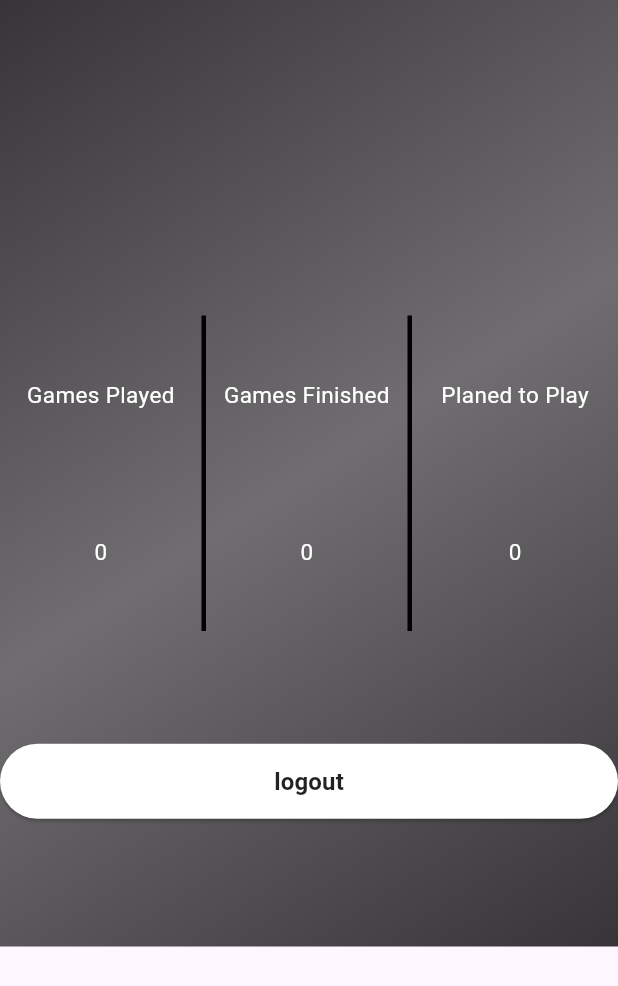
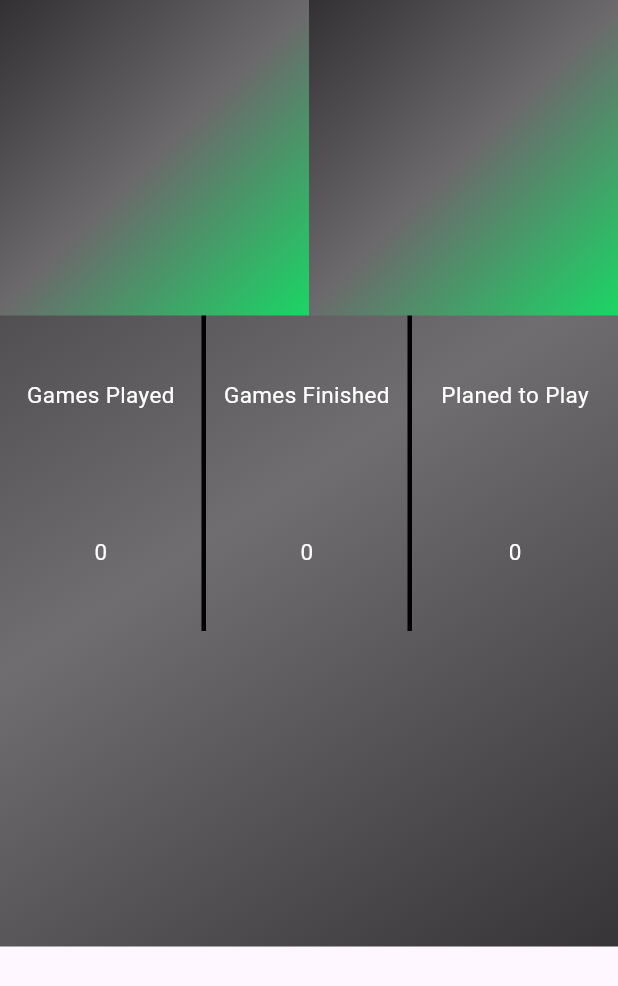
Before and after one commit to Tjarksee/GameLibMob, a Flutter app: what profilePage() shows on an empty page, opened directly with empty values, on a phone screen of 412 x 824 dp. Shown: the top 986 px of the screen. Run offline on Flutter 3.47's test engine with Material 3 defaults, Android fonts, the phone set to English and light mode, and no system bars; our stand-ins replace firebase_auth, firebase_core; accounts and stored records are empty; network calls fail.

Commit message:
added profile_page_file

```diff
--- a/lib/helpers/helpers.dart
+++ b/lib/helpers/helpers.dart
@@ -58,164 +58,3 @@ Container firebaseUIButton(BuildContext context, String title, Function onTap) {
     ),
   );
 }
-
-Widget profilePage(BuildContext context, String name, List<String> stats) {
-  double width;
-  double height;
-  if (MediaQuery.of(context).orientation == Orientation.portrait) {
-    width = MediaQuery.of(context).size.width;
-    height = MediaQuery.of(context).size.height - 193;
-  } else {
-    width = MediaQuery.of(context).size.width;
-    height = MediaQuery.of(context).size.height - 133;
-  }
-  double mainContainerHight = height * 1 / 3;
-
-  return Container(
-      width: width,
-      height: height,
-      decoration: const BoxDecoration(
-          gradient: LinearGradient(colors: [
-        Color.fromARGB(249, 50, 48, 50),
-        Color.fromARGB(249, 108, 106, 108),
-        Color.fromARGB(249, 50, 48, 50)
-      ], begin: Alignment.bottomRight, end: Alignment.topLeft)),
-      child: Column(
-        mainAxisAlignment: MainAxisAlignment.spaceEvenly,
-        children: [
-          Container(
-            width: width,
-            height: mainContainerHight,
-            child: Container(
-              alignment: Alignment.center,
-              child: Text(
-                name,
-                style: TextStyle(
-                  color: Colors.white,
-                  fontSize: 40,
-                ),
-              ),
-            ),
-          ),
-          Container(
-            width: width,
-            height: mainContainerHight,
-            child: Row(
-              mainAxisAlignment: MainAxisAlignment.spaceEvenly,
-              children: [
-                Container(
-                  height: mainContainerHight,
-                  width: width / 3,
-                  decoration: BoxDecoration(
-                      border: Border(
-                          right: BorderSide(
-                    color: Colors.black,
-                    width: 3.0,
-                  ))),
-                  child: Column(
-                    mainAxisAlignment: MainAxisAlignment.spaceBetween,
-                    children: [
-                      Container(
-                        alignment: Alignment.center,
-                        height: mainContainerHight / 2,
-                        width: width / 3,
-                        child: Text(
-                          'Games Played',
-                          style: TextStyle(color: Colors.white, fontSize: 15),
-                        ),
-                      ),
-                      Container(
-                        alignment: Alignment.center,
-                        height: mainContainerHight / 2,
-                        width: width / 3,
-                        child: Text(
-                          '0',
-                          style: TextStyle(color: Colors.white, fontSize: 15),
-                        ),
-                      )
-                    ],
-                  ),
-                ),
-                Container(
-                  height: mainContainerHight,
-                  width: width / 3,
-                  decoration: BoxDecoration(
-                      border: Border(
-                          right: BorderSide(
-                    color: Colors.black,
-                    width: 3.0,
-                  ))),
-                  child: Column(
-                    mainAxisAlignment: MainAxisAlignment.spaceBetween,
-                    children: [
-                      Container(
-                        alignment: Alignment.center,
-                        height: mainContainerHight / 2,
-                        width: width / 3,
-                        child: Text(
-                          'Games Finished',
-                          style: TextStyle(color: Colors.white, fontSize: 15),
-                        ),
-                      ),
-                      Container(
-                        alignment: Alignment.center,
-                        height: mainContainerHight / 2,
-                        width: width / 3,
-                        child: Text(
-                          '0',
-                          style: TextStyle(color: Colors.white, fontSize: 15),
-                        ),
-                      )
-                    ],
-                  ),
-                ),
-                Container(
-                  height: mainContainerHight,
-                  width: width / 3,
-                  child: Column(
-                    mainAxisAlignment: MainAxisAlignment.spaceBetween,
-                    children: [
-                      Container(
-                        alignment: Alignment.center,
-                        height: mainContainerHight / 2,
-                        width: width / 3,
-                        child: Text(
-                          'Planed to Play',
-                          style: TextStyle(color: Colors.white, fontSize: 15),
-                        ),
-                      ),
-                      Container(
-                        alignment: Alignment.center,
-                        height: mainContainerHight / 2,
-                        width: width / 3,
-                        child: Text(
-                          '0',
-                          style: TextStyle(color: Colors.white, fontSize: 15),
-                        ),
-                      )
-                    ],
-                  ),
-                ),
-              ],
-            ),
-          ),
-          Container(
-              width: width,
-              height: mainContainerHight,
-              child: Container(
-                alignment: Alignment.center,
-                height: 1,
-                width: width,
-                child: firebaseUIButton(context, "logout", () {
-                  FirebaseAuth.instance.signOut().then((value) {
-                    print("Signed Out");
-                    Navigator.push(
-                        context,
-                        MaterialPageRoute(
-                            builder: (context) => SignInScreen()));
-                  });
-                }),
-              )),
-        ],
-      ));
-}
--- a/lib/screens/home.dart
+++ b/lib/screens/home.dart
@@ -5,7 +5,7 @@ import 'package:gamelib_mob/list/main_list.dart';
 import 'package:gamelib_mob/screens/add_game.dart';
 import 'package:gamelib_mob/screens/game_page.dart';
 import 'package:gamelib_mob/screens/sign_in.dart';
-import 'package:gamelib_mob/helpers/helpers.dart';
+import 'package:gamelib_mob/screens/profile_page.dart';
 
 class HomeScreen extends StatefulWidget {
   const HomeScreen({super.key});
--- /dev/null
+++ b/lib/screens/profile_page.dart
@@ -0,0 +1,158 @@
+import 'package:flutter/material.dart';
+
+Widget profilePage(BuildContext context, String name, List<String> stats) {
+  double width;
+  double height;
+  if (MediaQuery.of(context).orientation == Orientation.portrait) {
+    width = MediaQuery.of(context).size.width;
+    height = MediaQuery.of(context).size.height - 193;
+  } else {
+    width = MediaQuery.of(context).size.width;
+    height = MediaQuery.of(context).size.height - 133;
+  }
+  double mainContainerHight = height * 1 / 3;
+
+  return Container(
+      width: width,
+      height: height,
+      decoration: const BoxDecoration(
+          gradient: LinearGradient(colors: [
+        Color.fromARGB(249, 50, 48, 50),
+        Color.fromARGB(249, 108, 106, 108),
+        Color.fromARGB(249, 50, 48, 50)
+      ], begin: Alignment.bottomRight, end: Alignment.topLeft)),
+      child: Column(
+        children: [
+          Container(
+            width: width,
+            height: mainContainerHight,
+            child: Row(
+              children: [
+                Container(
+                  width: width / 2,
+                  decoration: const BoxDecoration(
+                      gradient: LinearGradient(colors: [
+                    Color.fromARGB(248, 24, 217, 101),
+                    Color.fromARGB(249, 108, 106, 108),
+                    Color.fromARGB(249, 50, 48, 50)
+                  ], begin: Alignment.bottomRight, end: Alignment.topLeft)),
+                ),
+                Container(
+                  width: width / 2,
+                  alignment: Alignment.center,
+                  decoration: const BoxDecoration(
+                      gradient: LinearGradient(colors: [
+                    Color.fromARGB(248, 24, 217, 101),
+                    Color.fromARGB(249, 108, 106, 108),
+                    Color.fromARGB(249, 50, 48, 50)
+                  ], begin: Alignment.bottomRight, end: Alignment.topLeft)),
+                  child: Text(name),
+                ),
+              ],
+            ),
+          ),
+          Container(
+            width: width,
+            height: mainContainerHight,
+            child: Row(
+              mainAxisAlignment: MainAxisAlignment.spaceEvenly,
+              children: [
+                Container(
+                  height: mainContainerHight,
+                  width: width / 3,
+                  decoration: BoxDecoration(
+                      border: Border(
+                          right: BorderSide(
+                    color: Colors.black,
+                    width: 3.0,
+                  ))),
+                  child: Column(
+                    mainAxisAlignment: MainAxisAlignment.spaceBetween,
+                    children: [
+                      Container(
+                        alignment: Alignment.center,
+                        height: mainContainerHight / 2,
+                        width: width / 3,
+                        child: Text(
+                          'Games Played',
+                          style: TextStyle(color: Colors.white, fontSize: 15),
+                        ),
+                      ),
+                      Container(
+                        alignment: Alignment.center,
+                        height: mainContainerHight / 2,
+                        width: width / 3,
+                        child: Text(
+                          '0',
+                          style: TextStyle(color: Colors.white, fontSize: 15),
+                        ),
+                      )
+                    ],
+                  ),
+                ),
+                Container(
+                  height: mainContainerHight,
+                  width: width / 3,
+                  decoration: BoxDecoration(
+                      border: Border(
+                          right: BorderSide(
+                    color: Colors.black,
+                    width: 3.0,
+                  ))),
+                  child: Column(
+                    mainAxisAlignment: MainAxisAlignment.spaceBetween,
+                    children: [
+                      Container(
+                        alignment: Alignment.center,
+                        height: mainContainerHight / 2,
+                        width: width / 3,
+                        child: Text(
+                          'Games Finished',
+                          style: TextStyle(color: Colors.white, fontSize: 15),
+                        ),
+                      ),
+                      Container(
+                        alignment: Alignment.center,
+                        height: mainContainerHight / 2,
+                        width: width / 3,
+                        child: Text(
+                          '0',
+                          style: TextStyle(color: Colors.white, fontSize: 15),
+                        ),
+                      )
+                    ],
+                  ),
+                ),
+                Container(
+                  height: mainContainerHight,
+                  width: width / 3,
+                  child: Column(
+                    mainAxisAlignment: MainAxisAlignment.spaceBetween,
+                    children: [
+                      Container(
+                        alignment: Alignment.center,
+                        height: mainContainerHight / 2,
+                        width: width / 3,
+                        child: Text(
+                          'Planed to Play',
+                          style: TextStyle(color: Colors.white, fontSize: 15),
+                        ),
+                      ),
+                      Container(
+                        alignment: Alignment.center,
+                        height: mainContainerHight / 2,
+                        width: width / 3,
+                        child: Text(
+                          '0',
+                          style: TextStyle(color: Colors.white, fontSize: 15),
+                        ),
+                      )
+                    ],
+                  ),
+                ),
+              ],
+            ),
+          ),
+        ],
+      ));
+}
```
